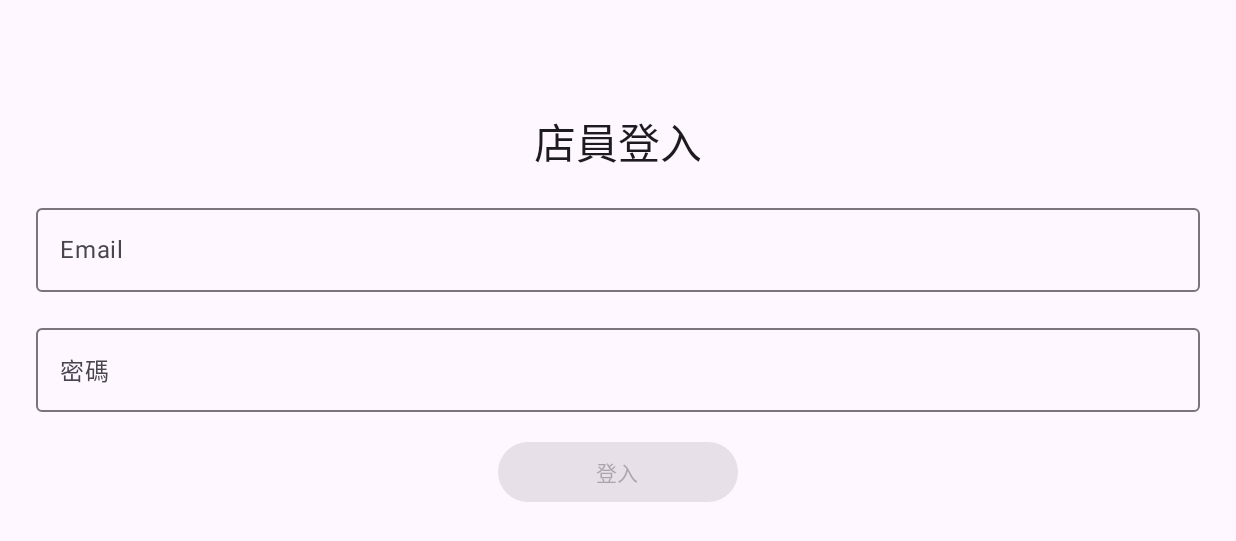
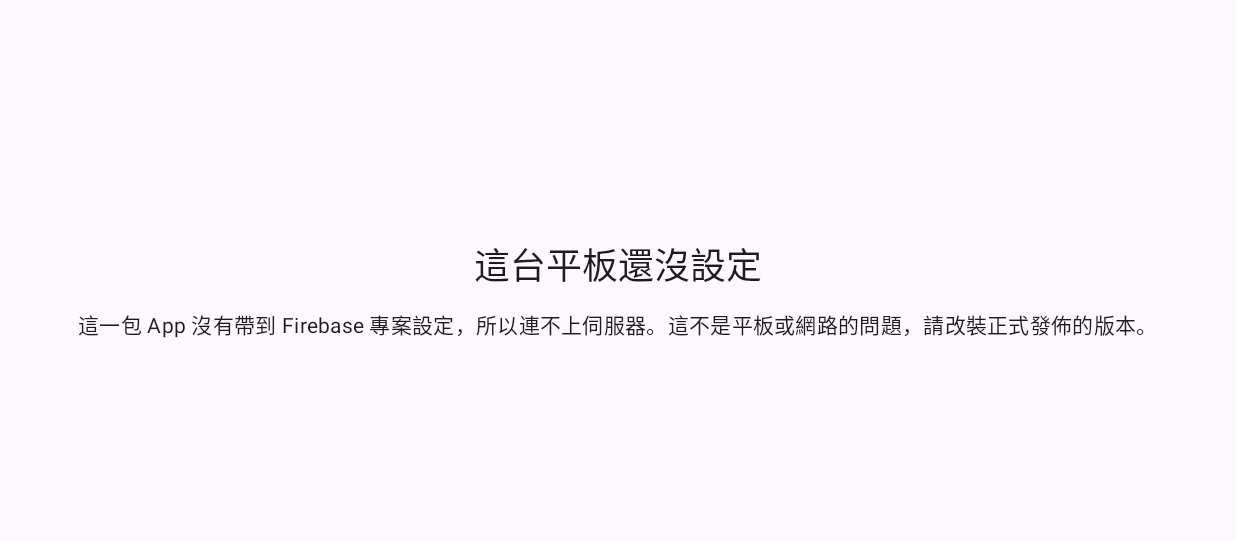
Before and after one commit to Bryant-Tang/b-pos, an Android app built with Jetpack Compose: the screen it shows after launch (MainActivity), on a phone screen of 824 x 412 dp (held sideways). Shown: the top 541 px of the screen. Run offline under Robolectric (Android 15) with nearby library versions, the phone set to English and light mode, and no system bars; our stand-ins replace Firebase (no records; nobody signed in at launch, a user with empty details on screens opened directly), Room's generated code.

Commit message:
feat(android): 用建置時帶進來的設定初始化 Firebase
平板 App 到目前為止連不上任何 Firebase 專案：repo 刻意沒裝 google-services
plugin（那支 google-services.json 含完整專案設定，依 CLAUDE.md 不進版控），
所以也沒有人呼叫過 FirebaseApp.initializeApp。結果是一登入就丟
IllegalStateException，看起來像「一打開就閃退」。

改成三個值從 GitHub Secrets 經 Gradle 參數寫進 BuildConfig：專案 ID、
應用程式 ID、API 金鑰。值不會出現在任何一個檔案裡，建置時才進 APK。
build.gradle.kts 那支 firebaseField 只收 [A-Za-z0-9:._-]，其他字元一律當成
沒帶，所以不可能有值跳脫出字串字面值。

三個值缺一個就整組視為沒有設定，不做部分初始化：只有專案 ID 沒有金鑰的話
Firestore 連得上但登入永遠失敗，店員看到的是「帳號或密碼不對」，那是最難查
的那種錯。沒有設定時 App 照樣開得起來，顯示「這台平板還沒設定」，並寫明這是
APK 的問題不是平板或網路的問題——本機建置與 PR 的 CI 建置走的就是這條路，
完全不需要碰到真實值。

初始化放在 Application 而不是 MainActivity：離線佇列的 WorkManager worker
可能在系統重啟 process 後先於畫面跑起來，那時沒有任何 Activity 但它要寫
Firestore。ensureFirebaseApp 做成冪等，重複呼叫不會丟例外。

docs/firebase-setup.md 補步驟 10b：怎麼在 Firebase 專案裡註冊這支 Android App、
兩個新 secret 去哪裡抄，以及為什麼不要下載 google-services.json。

Co-Authored-By: Claude Opus 5 (1M context) <noreply@anthropic.com>
Claude-Session: https://claude.ai/code/session_01FjNw1aptNcpi7EQnt1N8Lu

```diff
--- a/android/app/src/main/AndroidManifest.xml
+++ b/android/app/src/main/AndroidManifest.xml
@@ -6,6 +6,7 @@
     <uses-permission android:name="android.permission.INTERNET" />
 
     <application
+        android:name=".BposApplication"
         android:allowBackup="false"
         android:dataExtractionRules="@xml/data_extraction_rules"
         android:fullBackupContent="false"
--- /dev/null
+++ b/android/app/src/main/kotlin/io/github/bryanttang/bpos/BposApplication.kt
@@ -0,0 +1,34 @@
+package io.github.bryanttang.bpos
+
+import android.app.Application
+import io.github.bryanttang.bpos.firebase.FirebaseConfig
+import io.github.bryanttang.bpos.firebase.ensureFirebaseApp
+import io.github.bryanttang.bpos.firebase.firebaseConfigOf
+
+/**
+ * 這台平板的 Firebase 設定，從建置時帶進來的 BuildConfig 欄位讀出來。
+ *
+ * 沒帶值（本機建置、PR 的 CI 建置）時是 null，見 [firebaseConfigOf]。
+ */
+fun appFirebaseConfig(): FirebaseConfig? = firebaseConfigOf(
+    projectId = BuildConfig.FIREBASE_PROJECT_ID,
+    applicationId = BuildConfig.FIREBASE_APP_ID,
+    apiKey = BuildConfig.FIREBASE_API_KEY,
+)
+
+/**
+ * 開機時把 Firebase 初始化起來。
+ *
+ * 放在 Application 而不是 MainActivity，是因為離線佇列的 WorkManager worker
+ * 可能在畫面之前就跑起來（系統重啟 process 後補跑排程），那時候還沒有任何 Activity，
+ * 但它一樣要寫 Firestore。
+ *
+ * 沒有設定值時這裡什麼都不做，也不丟例外：App 要能開起來，才有畫面可以告訴人
+ * 「這台平板還沒設定」（見 MainActivity 的 NotConfiguredScreen）。
+ */
+class BposApplication : Application() {
+    override fun onCreate() {
+        super.onCreate()
+        ensureFirebaseApp(this, appFirebaseConfig())
+    }
+}
--- a/android/app/src/main/kotlin/io/github/bryanttang/bpos/MainActivity.kt
+++ b/android/app/src/main/kotlin/io/github/bryanttang/bpos/MainActivity.kt
@@ -33,6 +33,7 @@ import io.github.bryanttang.bpos.auth.SharedPreferencesSessionStore
 import io.github.bryanttang.bpos.auth.StaffRole
 import io.github.bryanttang.bpos.auth.StaffSession
 import io.github.bryanttang.bpos.data.local.BposDatabase
+import io.github.bryanttang.bpos.firebase.ensureFirebaseApp
 import io.github.bryanttang.bpos.sync.SyncStatus
 import io.github.bryanttang.bpos.ui.auth.LoginController
 import io.github.bryanttang.bpos.ui.auth.LoginScreen
@@ -51,6 +52,12 @@ class MainActivity : ComponentActivity() {
             .observePendingCount()
             .map { SyncStatus.of(it) }
 
+        // Application 開機時已經初始化過，這裡再叫一次是為了拿到「這台平板到底有沒有
+        // 設定」這個答案（冪等，不會重複初始化）。沒有設定就不能走進 AppGate——
+        // 那裡第一件事就是問 FirebaseAuth，而沒初始化時它丟的是 IllegalStateException，
+        // 店員看到的會是「一打開就閃退」。
+        val firebaseReady = ensureFirebaseApp(this, appFirebaseConfig())
+
         // getInstance() 包在 lambda 裡延後呼叫，理由見 FirebaseAuthClient 的建構子註解。
         val authClient = FirebaseAuthClient(
             authProvider = { FirebaseAuth.getInstance() },
@@ -60,12 +67,19 @@ class MainActivity : ComponentActivity() {
         setContent {
             BPosTheme {
                 Scaffold(modifier = Modifier.fillMaxSize()) { padding ->
+                    if (firebaseReady) {
                         AppGate(
                             authClient = authClient,
                             versionName = BuildConfig.VERSION_NAME,
                             syncStatus = syncStatus,
                             modifier = Modifier.padding(padding),
                         )
+                    } else {
+                        NotConfiguredScreen(
+                            versionName = BuildConfig.VERSION_NAME,
+                            modifier = Modifier.padding(padding),
+                        )
+                    }
                 }
             }
         }
@@ -113,6 +127,32 @@ private fun AppGate(
             },
             modifier = modifier,
         )
+    }
+}
+
+/**
+ * 這包 App 沒有帶到 Firebase 專案設定時顯示的畫面。
+ *
+ * 會看到這一頁的通常是自己建置出來的 APK（本機或 PR 的 CI 建置刻意不帶真實設定值）。
+ * 寫清楚「這包的問題，不是平板的問題」，才不會有人跑去重設 Wi-Fi 或重灌平板。
+ * 版本號一起顯示，是為了回報時講得出手上這包是哪一版。
+ */
+@Composable
+fun NotConfiguredScreen(versionName: String, modifier: Modifier = Modifier) {
+    Column(
+        modifier = modifier.fillMaxSize().padding(24.dp),
+        horizontalAlignment = Alignment.CenterHorizontally,
+        verticalArrangement = Arrangement.spacedBy(12.dp, Alignment.CenterVertically),
+    ) {
+        Text(
+            text = stringResource(R.string.firebase_not_configured_title),
+            style = MaterialTheme.typography.headlineSmall,
+        )
+        Text(
+            text = stringResource(R.string.firebase_not_configured_body),
+            style = MaterialTheme.typography.bodyMedium,
+        )
+        Text(text = versionName, style = MaterialTheme.typography.bodySmall)
     }
 }
 
@@ -232,3 +272,9 @@ private fun StatusScreenPendingPreview() {
         )
     }
 }
+
+@Preview(showBackground = true, widthDp = 1280, heightDp = 800)
+@Composable
+private fun NotConfiguredPreview() {
+    BPosTheme { NotConfiguredScreen(versionName = "0.12+abc1234") }
+}
--- /dev/null
+++ b/android/app/src/main/kotlin/io/github/bryanttang/bpos/firebase/FirebaseConfig.kt
@@ -0,0 +1,40 @@
+package io.github.bryanttang.bpos.firebase
+
+/**
+ * 這台平板要連到哪一個 Firebase 專案。
+ *
+ * **這三個值是真實專案設定，依 CLAUDE.md 第一節一律不進版控。** 它們由 CI 從
+ * GitHub Secrets 讀出來、以 Gradle 參數帶進建置，再由 `build.gradle.kts` 寫成
+ * BuildConfig 欄位。沒帶的時候（本機建置、PR 的 CI 建置）三個都是空字串，
+ * App 仍然編得出來也裝得起來，只是開起來會顯示「這台平板還沒設定」。
+ *
+ * 為什麼不用 `google-services.json`：那支檔案要搭 google-services plugin，而它含
+ * 完整的專案設定，放進這個公開 repo 等於把設定公開。改成三個值從 Secrets 進來，
+ * 值不會出現在任何一個檔案裡。
+ *
+ * 順帶一提，這裡的 apiKey 不是密碼——Android 的 API 金鑰本來就會跟著 APK 出去，
+ * 擋存取的是 Firestore Rules 與 App Check，不是這把金鑰。不進版控的理由是
+ * 「這個 repo 是公開的，而它是真實專案的識別資訊」，不是「它能解鎖什麼」。
+ */
+data class FirebaseConfig(
+    val projectId: String,
+    val applicationId: String,
+    val apiKey: String,
+)
+
+/**
+ * 把建置帶進來的三個字串變成設定；**任何一個是空的就回 null**。
+ *
+ * 缺一個就整組不成立，不做部分初始化：只有 projectId 沒有 apiKey 的話，
+ * Firestore 連得上但登入永遠失敗，店員看到的是「帳號密碼不對」——
+ * 那是最難查的那種錯。寧可一開始就講「這台平板還沒設定」。
+ */
+fun firebaseConfigOf(projectId: String, applicationId: String, apiKey: String): FirebaseConfig? {
+    val trimmed = listOf(projectId, applicationId, apiKey).map { it.trim() }
+    if (trimmed.any { it.isEmpty() }) return null
+    return FirebaseConfig(
+        projectId = trimmed[0],
+        applicationId = trimmed[1],
+        apiKey = trimmed[2],
+    )
+}
--- /dev/null
+++ b/android/app/src/main/kotlin/io/github/bryanttang/bpos/firebase/FirebaseSetup.kt
@@ -0,0 +1,37 @@
+package io.github.bryanttang.bpos.firebase
+
+import android.content.Context
+import com.google.firebase.FirebaseApp
+import com.google.firebase.FirebaseOptions
+
+/**
+ * 把 [FirebaseConfig] 轉成 SDK 要的 options。
+ *
+ * 只給三個值：專案 ID（Firestore 要）、應用程式 ID 與 API 金鑰（Auth 要）。
+ * `google-services.json` 裡還有 storageBucket、gcmSenderId 那些，這個 App 沒用到
+ * Storage 也沒用到推播，少給不會怎樣；哪天要用再補，補的時候會是編不過而不是靜默失敗。
+ */
+internal fun FirebaseConfig.toOptions(): FirebaseOptions = FirebaseOptions.Builder()
+    .setProjectId(projectId)
+    .setApplicationId(applicationId)
+    .setApiKey(apiKey)
+    .build()
+
+/**
+ * 確保預設的 FirebaseApp 已經初始化，回傳「現在連得上 Firebase 嗎」。
+ *
+ * 正常的 Android App 靠 google-services plugin 產生的 ContentProvider 自動初始化，
+ * 這個專案刻意沒裝那個 plugin（設定值不進版控），所以初始化要自己做，而且要做在
+ * **任何人呼叫 `FirebaseAuth.getInstance()` 或 `FirebaseFirestore.getInstance()` 之前**——
+ * 那兩支在沒初始化時丟的是 IllegalStateException，畫面上看起來就是「一開就閃退」。
+ *
+ * 做成冪等（已經有就直接回 true）的理由：Application 開機時會呼叫一次，
+ * 而 WorkManager 的 worker 可能在 process 被系統重啟後先跑起來。重複呼叫
+ * `FirebaseApp.initializeApp` 會丟 IllegalStateException，那會讓離線佇列送不出去。
+ */
+fun ensureFirebaseApp(context: Context, config: FirebaseConfig?): Boolean {
+    if (config == null) return false
+    if (FirebaseApp.getApps(context).isNotEmpty()) return true
+    FirebaseApp.initializeApp(context, config.toOptions())
+    return true
+}
--- a/android/app/src/main/res/values/strings.xml
+++ b/android/app/src/main/res/values/strings.xml
@@ -5,6 +5,11 @@
     <!-- 同步狀態，常駐顯示（SPEC 第六節〈離線策略〉）。 -->
     <string name="sync_up_to_date">已同步</string>
     <string name="sync_pending">待同步 %1$d 筆</string>
+
+    <!-- 這包 App 沒有帶到 Firebase 專案設定時顯示。看到這一頁代表 APK 的問題，
+         不是平板或網路的問題，所以文案要把人導向換一包，而不是去查 Wi-Fi。 -->
+    <string name="firebase_not_configured_title">這台平板還沒設定</string>
+    <string name="firebase_not_configured_body">這一包 App 沒有帶到 Firebase 專案設定，所以連不上伺服器。這不是平板或網路的問題，請改裝正式發佈的版本。</string>
 
     <!-- 店員登入（SPEC 第六節）。每一則錯誤都要講出下一步：重打、看 Wi-Fi、還是找老闆。 -->
     <string name="login_title">店員登入</string>
```
Also changed, not shown: android/app/build.gradle.kts (+22 -0 lines), 2 other files. Lines whose indentation alone changed are shown as unchanged.
